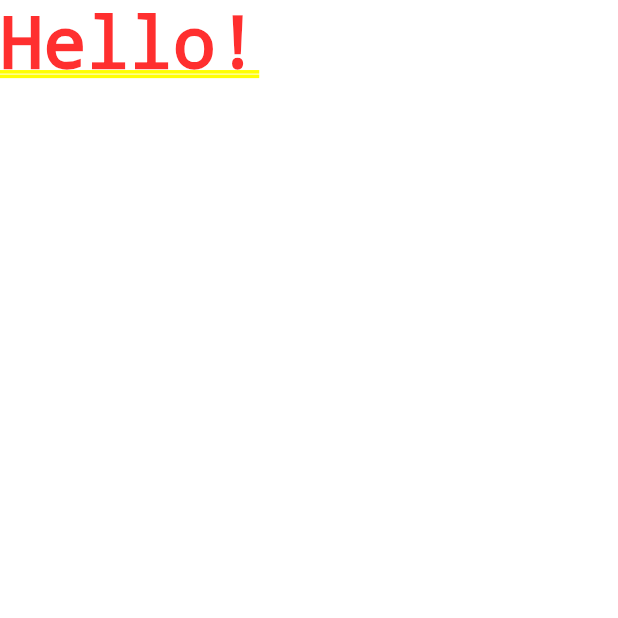
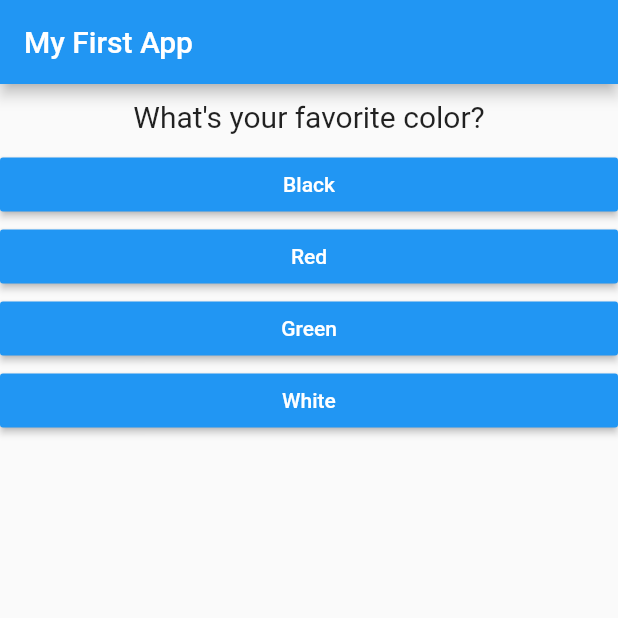
Before and after one commit to Eddwiin/flutter_complete_guide, a Flutter app: the screen it shows after launch, on a phone screen of 412 x 824 dp, the top half of it. Run offline on Flutter 3.47's test engine with Material 2 defaults, Android fonts, the phone set to English and light mode, and no system bars.

Commit message:
add condition when question is finished

```diff
--- /dev/null
+++ b/lib/answer.dart
@@ -0,0 +1,21 @@
+import 'package:flutter/material.dart';
+
+class Answer extends StatelessWidget {
+  final Function selectHandler;
+  final String answerText;
+
+  Answer(this.selectHandler, this.answerText);
+
+  @override
+  Widget build(BuildContext context) {
+    return Container(
+      width: double.infinity,
+      child: RaisedButton(
+        color: Colors.blue,
+        textColor: Colors.white,
+        child: Text(answerText),
+        onPressed: selectHandler,
+      ),
+    );
+  }
+}
--- a/lib/main.dart
+++ b/lib/main.dart
@@ -1,12 +1,58 @@
 import 'package:flutter/material.dart';
 
-void main() {
-  runApp(MyApp());
+import './answer.dart';
+import './question.dart';
+
+void main() => runApp(MyApp());
+
+class MyApp extends StatefulWidget {
+  @override
+  State<StatefulWidget> createState() {
+    return _MyAppState();
+  }
 }
 
-class MyApp extends StatelessWidget {
+class _MyAppState extends State<MyApp> {
+  var _questionIndex = 0;
+  final questions = const [
+    {
+      'questionText': 'What\'s your favorite color?',
+      'answers': ['Black', 'Red', 'Green', 'White'],
+    },
+    {
+      'questionText': 'What\'s your favorite animal?',
+      'answers': ['Rabbit', 'Snake', 'Elephant', 'Lion'],
+    },
+    {
+      'questionText': 'Who\'s is your favorite instructor?',
+      'answers': ['Max', 'Max', 'Max', 'Max'],
+    },
+  ];
+  void _answerQuestion() {
+    setState(() {
+      _questionIndex = _questionIndex + 1;
+    });
+    print(_questionIndex);
+  }
+
   @override
   Widget build(BuildContext context) {
-    return MaterialApp(home: Text('Hello!'),);
+    return MaterialApp(
+      home: Scaffold(
+          appBar: AppBar(
+            title: Text('My First App'),
+          ),
+          body: _questionIndex < questions.length
+              ? Column(children: [
+                  Question(questions[_questionIndex]['questionText']),
+                  ...(questions[_questionIndex]['answers'] as List<String>)
+                      .map((answer) {
+                    return Answer(_answerQuestion, answer);
+                  }).toList()
+                ])
+              : Center(
+                  child: Text('You did it'),
+                )),
+    );
   }
 }
--- /dev/null
+++ b/lib/question.dart
@@ -0,0 +1,19 @@
+import 'package:flutter/widgets.dart';
+
+class Question extends StatelessWidget {
+  final String questionText;
+
+  Question(this.questionText);
+
+  @override
+  Widget build(BuildContext context) {
+    return Container(
+        width: double.infinity,
+        margin: EdgeInsets.all(10),
+        child: Text(
+          questionText,
+          style: TextStyle(fontSize: 20),
+          textAlign: TextAlign.center,
+        ));
+  }
+}
```
